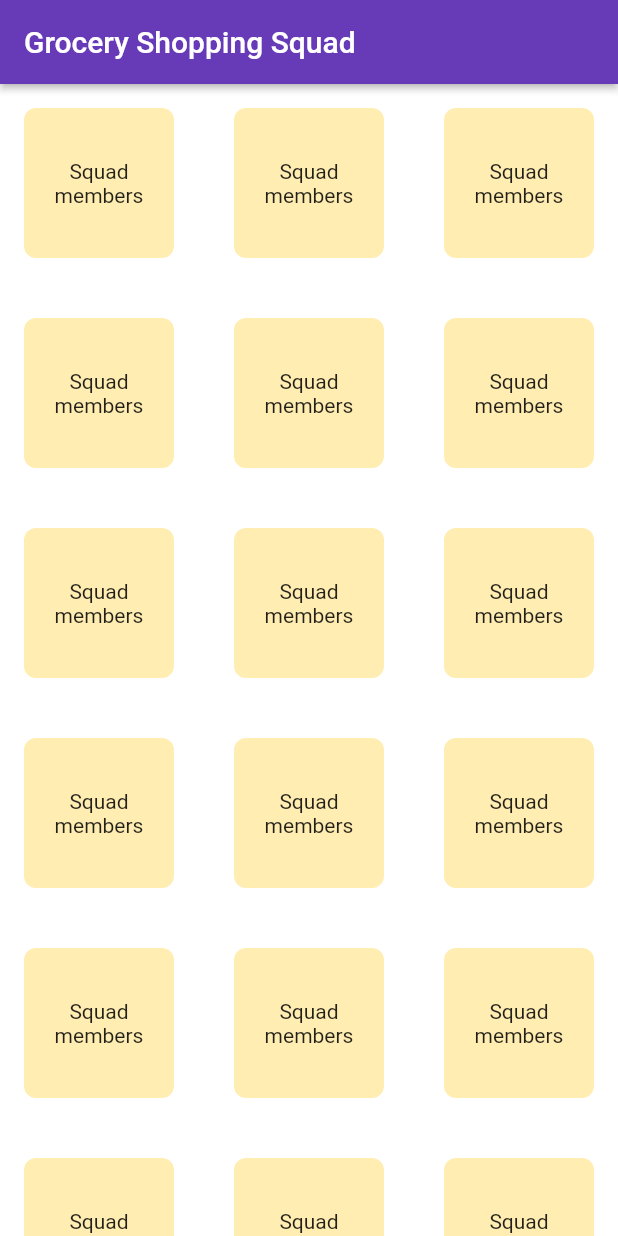
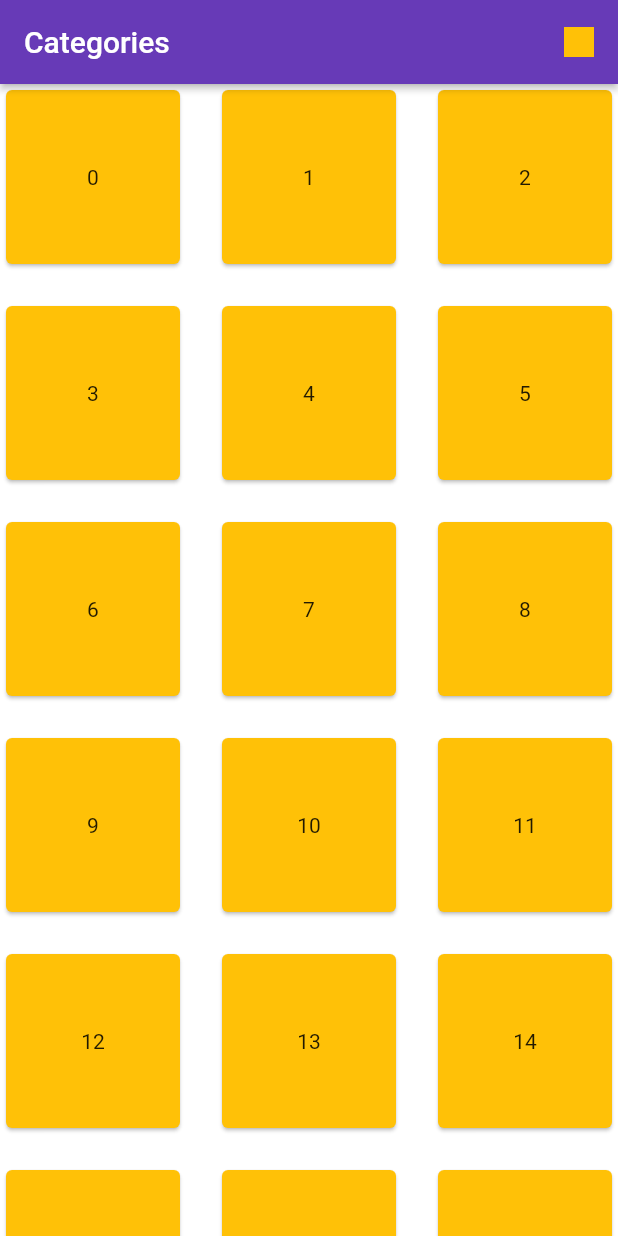
Before and after one commit to ratzr15/flutter-sample, a Flutter app: the screen it shows after launch, on a phone screen of 412 x 824 dp. Run offline on Flutter 3.47's test engine with Material 2 defaults, Android fonts, the light colour scheme and no system bars; our stand-ins replace equatable.

Commit message:
add: widgets for screens

```diff
--- a/lib/main.dart
+++ b/lib/main.dart
@@ -1,6 +1,6 @@
 // @dart = 2.8
 import 'package:flutter/material.dart';
-import 'package:flutter_kick_starter/squad_board/dashbpard_page.dart';
+import 'package:flutter_kick_starter/squad_board/presentation/screen/dashbpard_page.dart';
 
 void main() {
   runApp(MyApp());
--- a/lib/squad_board/dashbpard_page.dart
+++ /dev/null
@@ -1,57 +0,0 @@
-import 'package:flutter/material.dart';
-import 'package:flutter_kick_starter/squad_board/model/dashboard_grid_display_model.dart';
-import 'package:flutter_kick_starter/squad_board/presentation/widgets/dashboard_grid_widget.dart';
-
-class DashboardScreen extends StatelessWidget {
-  const DashboardScreen({Key? key}) : super(key: key);
-
-  @override
-  Widget build(BuildContext context) {
-    const themeColor = Colors.white;
-
-    return Scaffold(
-      appBar: AppBar(
-        title: Text("Grocery Shopping Squad"),
-        elevation: 2.0,
-      ),
-      backgroundColor: themeColor,
-      body: _buildGrid(context),
-    );
-  }
-
-  Widget _buildButton(VoidCallback onPressed, List<Text> textChildren) {
-    return ElevatedButton(
-      style: ButtonStyle(
-        backgroundColor: MaterialStateProperty.all<Color>(Colors.black),
-        foregroundColor: MaterialStateProperty.all<Color>(Colors.white),
-        overlayColor: MaterialStateProperty.resolveWith<Color?>(
-            (Set<MaterialState> states) {
-          if (states.contains(MaterialState.focused)) return Colors.red;
-          return null;
-        }),
-      ),
-      onPressed: () {
-        onPressed();
-      },
-      child: textChildren[0],
-    );
-  }
-
-  Widget _buildGrid(BuildContext context) {
-    const displayModel = DashboardGridDisplayModel(
-        title: "Squad members",
-        subTitle: "About our squad",
-        iconImagePath: "/localpath");
-
-    const gridView = DashboardGridWidget(displayModel: displayModel);
-
-    return GridView.count(
-      crossAxisCount: 3,
-      crossAxisSpacing: 8,
-      mainAxisSpacing: 8,
-      children: List.generate(100, (index) {
-        return gridView;
-      }),
-    );
-  }
-}
--- /dev/null
+++ b/lib/squad_board/presentation/screen/dashbpard_page.dart
@@ -0,0 +1,81 @@
+// @dart = 2.8
+import 'package:flutter/material.dart';
+import 'package:flutter_kick_starter/squad_board/model/dashboard_grid_display_model.dart';
+import 'package:flutter_kick_starter/squad_board/presentation/widgets/dashboard_grid_widget.dart';
+
+class DashboardScreen extends StatelessWidget {
+  const DashboardScreen({Key key}) : super(key: key);
+
+  @override
+  Widget build(BuildContext context) {
+    const themeColor = Colors.white;
+
+    return Scaffold(
+      appBar: AppBar(
+        title: _TitleBarWidget(),
+        elevation: 2.0,
+      ),
+      backgroundColor: themeColor,
+      body: _sliverGrid(context),
+    );
+  }
+
+  Widget _buildButton(VoidCallback onPressed, List<Text> textChildren) {
+    return ElevatedButton(
+      style: ButtonStyle(
+        backgroundColor: MaterialStateProperty.all<Color>(Colors.black),
+        foregroundColor: MaterialStateProperty.all<Color>(Colors.white),
+        overlayColor: MaterialStateProperty.resolveWith<Color>(
+            (Set<MaterialState> states) {
+          if (states.contains(MaterialState.focused)) return Colors.red;
+          return null;
+        }),
+      ),
+      onPressed: () {
+        onPressed();
+      },
+      child: textChildren[0],
+    );
+  }
+
+  Widget _sliverGrid(BuildContext context) {
+    return MediaQuery.removePadding(
+      context: context,
+      removeTop: true,
+      child: GridView.builder(
+          gridDelegate: const SliverGridDelegateWithFixedCrossAxisCount(
+            crossAxisCount: 3,
+            mainAxisSpacing: 20,
+            crossAxisSpacing: 20,
+          ),
+          itemCount: 300,
+          itemBuilder: (BuildContext context, int index) {
+            return Card(
+              color: Colors.amber,
+              child: Center(child: Text('$index')),
+            );
+          }),
+    );
+  }
+}
+
+class _TitleBarWidget extends StatelessWidget {
+  const _TitleBarWidget();
+
+  @override
+  Widget build(BuildContext context) {
+    return Row(children: [
+      Expanded(
+        child: Text(
+          'Categories',
+          overflow: TextOverflow.ellipsis,
+        ),
+      ),
+      Container(
+        width: 20,
+        height: 20,
+        color: Colors.amber,
+      )
+    ]);
+  }
+}
--- a/lib/squad_board/presentation/widgets/dashboard_grid_widget.dart
+++ b/lib/squad_board/presentation/widgets/dashboard_grid_widget.dart
@@ -14,13 +14,18 @@ class DashboardGridWidget extends StatelessWidget {
   @override
   Widget build(BuildContext context) {
     return Padding(
-        padding: const EdgeInsets.all(Dimens.small),
-        child: Container(
-            decoration: BoxDecoration(
-                borderRadius: BorderRadius.circular(8.0),
-                color: DesignColor.background),
-            child: new Center(
-                child: new Text(_displayModel.title,
-                    textAlign: TextAlign.center))));
+      padding: const EdgeInsets.all(Dimens.small),
+      child: Container(
+        decoration: BoxDecoration(
+            borderRadius: BorderRadius.circular(8.0),
+            color: DesignColor.background),
+        child: Center(
+          child: Text(
+            _displayModel.title,
+            textAlign: TextAlign.center,
+          ),
+        ),
+      ),
+    );
   }
 }
```
Also changed, not shown: lib/squad_board/presentation/screen/children/dashbpard_details_page.dart (added, +61 -0 lines).
